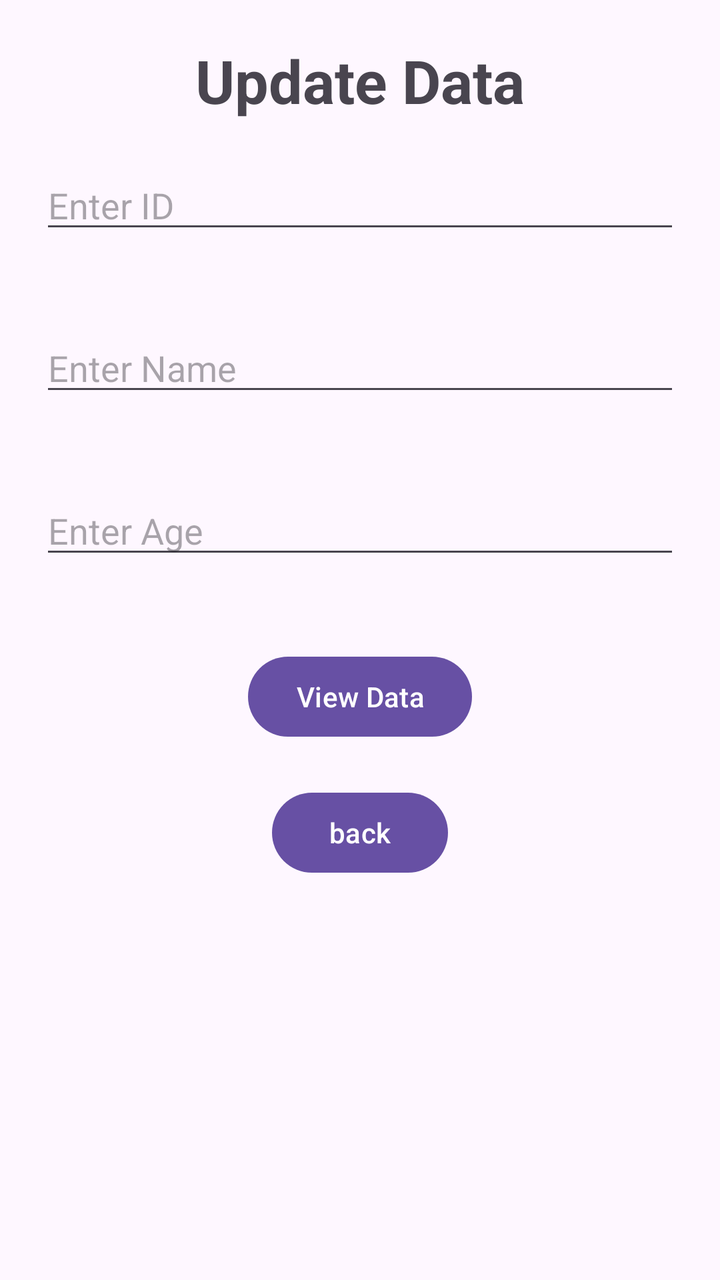
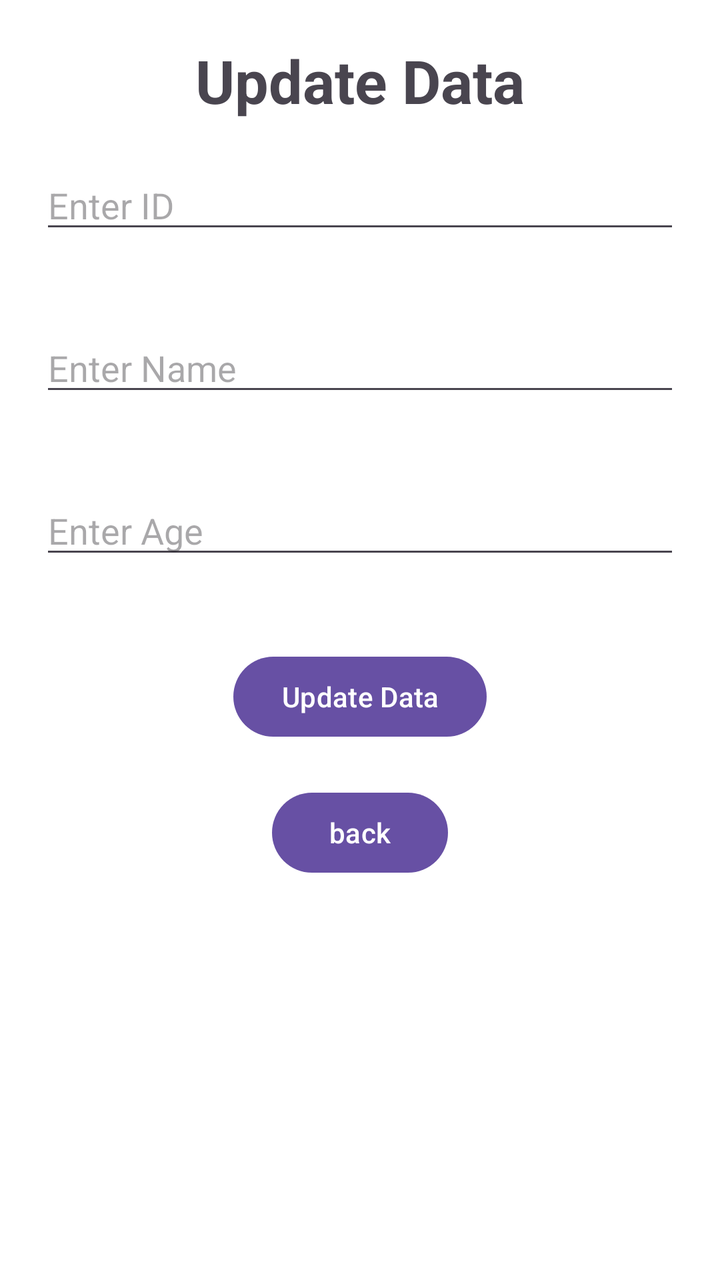

Before-and-after screenshots of an Android layout around one commit, followed by the original layout XML and the change that was made.
<!-- AndroidManifest.xml: application theme Theme.Lab9 -->
<!-- res/layout/activity_update.xml -->
<?xml version="1.0" encoding="utf-8"?>
<RelativeLayout xmlns:android="http://schemas.android.com/apk/res/android"
    xmlns:app="http://schemas.android.com/apk/res-auto"
    xmlns:tools="http://schemas.android.com/tools"
    android:id="@+id/main"
    android:layout_width="match_parent"
    android:layout_height="match_parent"
    tools:context=".update">

    <TextView
        android:id="@+id/textView"
        android:layout_width="wrap_content"
        android:layout_height="wrap_content"
        android:text="Update Data"
        android:textSize="30dp"
        android:textStyle="bold"
        android:layout_alignParentTop="true"
        android:layout_centerInParent="true"
        android:layout_marginTop="20sp"/>

    <EditText
        android:id="@+id/idUpdate"
        android:layout_width="match_parent"
        android:layout_height="wrap_content"
        android:ems="10"
        android:inputType="number"
        android:hint="Enter ID"
        tools:layout_editor_absoluteX="91dp"
        tools:layout_editor_absoluteY="149dp"
        android:layout_below="@id/textView"
        android:layout_margin="20sp"

        />

    <EditText
        android:id="@+id/nameUpdate"
        android:layout_width="match_parent"
        android:layout_height="wrap_content"
        android:ems="10"
        android:inputType="text"
        android:hint="Enter Name"
        tools:layout_editor_absoluteX="93dp"
        tools:layout_editor_absoluteY="247dp"
        android:layout_below="@id/idUpdate"
        android:layout_margin="20sp"/>

    <EditText
        android:id="@+id/ageUpdate"
        android:layout_width="match_parent"
        android:layout_height="wrap_content"
        android:ems="10"
        android:inputType="number"
        android:hint="Enter Age"
        tools:layout_editor_absoluteX="86dp"
        tools:layout_editor_absoluteY="351dp"
        android:layout_margin="20sp"
        android:layout_below="@id/nameUpdate"/>

    <Button
        android:id="@+id/viewData"
        android:layout_width="wrap_content"
        android:layout_height="wrap_content"
        android:text="View Data"
        tools:layout_editor_absoluteX="151dp"
        tools:layout_editor_absoluteY="447dp"
        android:layout_below="@id/ageUpdate"
        android:layout_marginTop="20sp"
        android:layout_centerInParent="true"/>

    <Button
        android:id="@+id/back"
        android:layout_width="wrap_content"
        android:layout_height="wrap_content"
        android:text="back"
        tools:layout_editor_absoluteX="151dp"
        tools:layout_editor_absoluteY="530dp"
        android:layout_marginTop="20sp"
        android:layout_below="@id/viewData"
        android:layout_centerInParent="true"/>
</RelativeLayout>
<!-- resources referenced by this layout -->
<resources>
  <style name="Theme.Lab9" parent="Base.Theme.Lab9" />
  <style name="Base.Theme.Lab9" parent="Theme.Material3.DayNight.NoActionBar">
          
          
      </style>
</resources>

<!-- the commit's change to res/layout/activity_update.xml (unified diff, before → after) -->
@@ -5,7 +5,8 @@
     android:id="@+id/main"
     android:layout_width="match_parent"
     android:layout_height="match_parent"
-    tools:context=".update">
+    tools:context=".update"
+    android:background="@color/white">
 
     <TextView
         android:id="@+id/textView"
@@ -57,10 +58,10 @@
         android:layout_below="@id/nameUpdate"/>
 
     <Button
-        android:id="@+id/viewData"
+        android:id="@+id/update"
         android:layout_width="wrap_content"
         android:layout_height="wrap_content"
-        android:text="View Data"
+        android:text="Update Data"
         tools:layout_editor_absoluteX="151dp"
         tools:layout_editor_absoluteY="447dp"
         android:layout_below="@id/ageUpdate"
@@ -75,6 +76,6 @@
         tools:layout_editor_absoluteX="151dp"
         tools:layout_editor_absoluteY="530dp"
         android:layout_marginTop="20sp"
-        android:layout_below="@id/viewData"
+        android:layout_below="@id/update"
         android:layout_centerInParent="true"/>
 </RelativeLayout>
<!-- resource entries referenced after the edit -->
@@ -1,5 +1,6 @@
 <!-- resources referenced by this layout -->
 <resources>
+  <color name="white">#FFFFFFFF</color>
   <style name="Theme.Lab9" parent="Base.Theme.Lab9" />
   <style name="Base.Theme.Lab9" parent="Theme.Material3.DayNight.NoActionBar">
           
